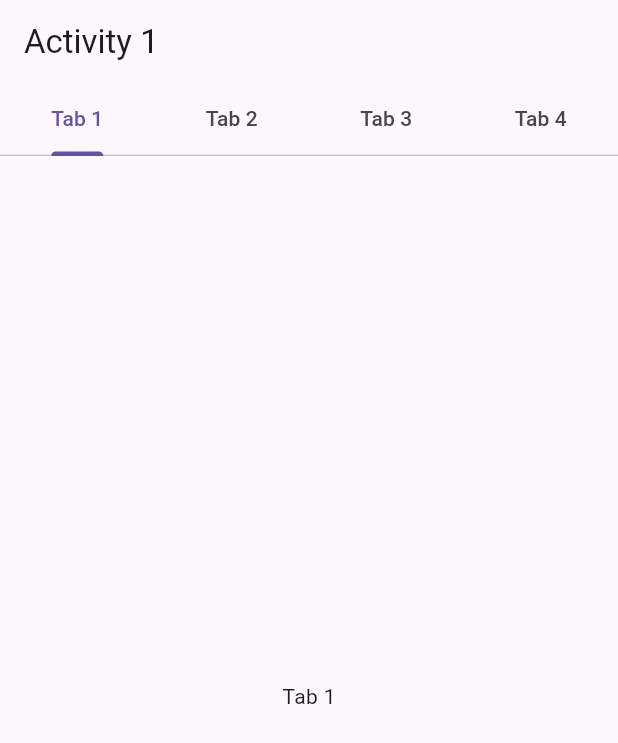
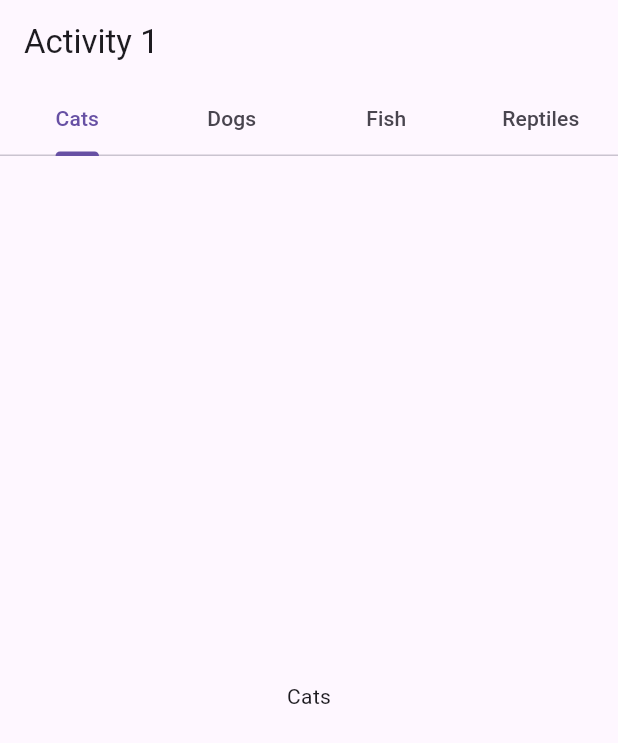
Before and after one commit to nikhilchowdary-yamani/digital_pet_App, a Flutter app: the screen it shows after launch, on a phone screen of 412 x 824 dp. Shown: the top 743 px of the screen. Run offline on Flutter 3.47's test engine with Material 3 defaults, Android fonts, the phone set to English and light mode, and no system bars.

Commit message:
got creative

```diff
--- a/lib/main.dart
+++ b/lib/main.dart
@@ -65,7 +65,7 @@ class __TabsNonScrollableDemoState extends State<_TabsNonScrollableDemo>
   @override
   Widget build(BuildContext context) {
 // For the ToDo task hint: consider defining the widget and name of the tabs here
-    final tabs = ['Tab 1', 'Tab 2', 'Tab 3', 'Tab 4'];
+    final tabs = ['Cats', 'Dogs', 'Fish', 'Reptiles'];
 
     return Scaffold(
       appBar: AppBar(
```
